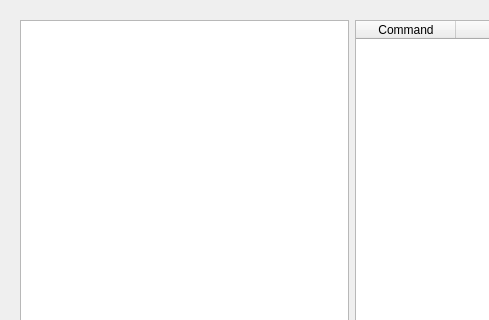
Qt form Client/command_validator_app/ui/command_info.ui (Lobery/AutoULTGen) before a commit; both pictures show x 0 to 489 and y 0 to 320 of the 1473 by 767 pixel window.
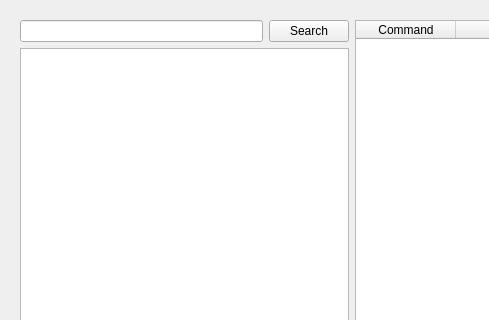
The same form after that commit.

Commit message: add index to command list and search function

What changed in the file:
```diff
--- a/Client/command_validator_app/ui/command_info.ui
+++ b/Client/command_validator_app/ui/command_info.ui
@@ -35,6 +35,22 @@
          <item>
           <layout class="QHBoxLayout" name="horizontalLayout_3" stretch="3,10">
            <item>
+            <layout class="QVBoxLayout" name="verticalLayout_2">
+             <item>
+              <layout class="QHBoxLayout" name="horizontalLayout_7">
+               <item>
+                <widget class="QLineEdit" name="lineEditSearch"/>
+               </item>
+               <item>
+                <widget class="QPushButton" name="pushButtonSearch">
+                 <property name="text">
+                  <string>Search</string>
+                 </property>
+                </widget>
+               </item>
+              </layout>
+             </item>
+             <item>
             <widget class="QTreeWidget" name="treeWidgetCmd">
              <property name="headerHidden">
               <bool>true</bool>
@@ -45,6 +61,8 @@
               </property>
              </column>
             </widget>
+             </item>
+            </layout>
            </item>
            <item>
             <widget class="QTableWidget" name="tableWidgetCmd">
```
Lines whose indentation alone changed are shown as unchanged. The commit also changes 2 other files.
